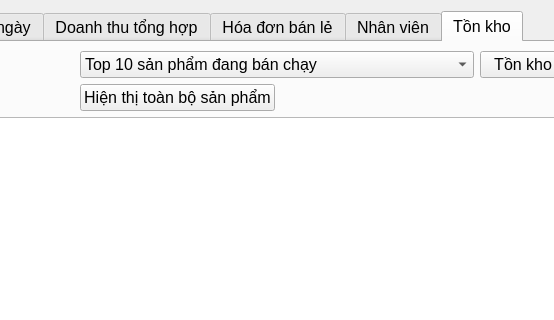
First picture: the form in reports.ui, repository suofujita/nekolibro, before the edit; both pictures show x 141 to 695 and y 0 to 320 of the 1034 by 611 pixel window.
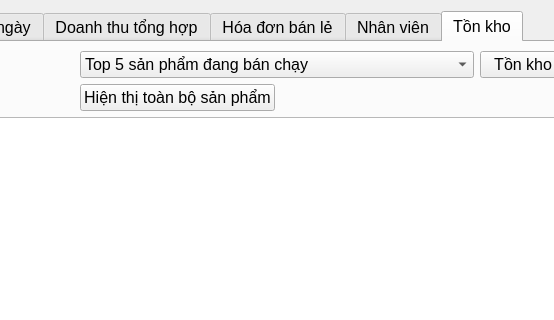
Second picture: the form after the edit. The open tabs and pages were chosen to show the change. Icons and pictures are not drawn. Custom widgets are drawn as their Qt base class.

The edit to the form file:
```diff
--- a/reports.ui
+++ b/reports.ui
@@ -737,7 +737,7 @@
         <widget class="QComboBox" name="comboBox_3">
          <item>
           <property name="text">
-           <string>Top 10 sản phẩm đang bán chạy</string>
+           <string>Top 5 sản phẩm đang bán chạy</string>
           </property>
          </item>
          <item>
```
Left out of the diff: 4 changed lines with no effect on the pictures.
